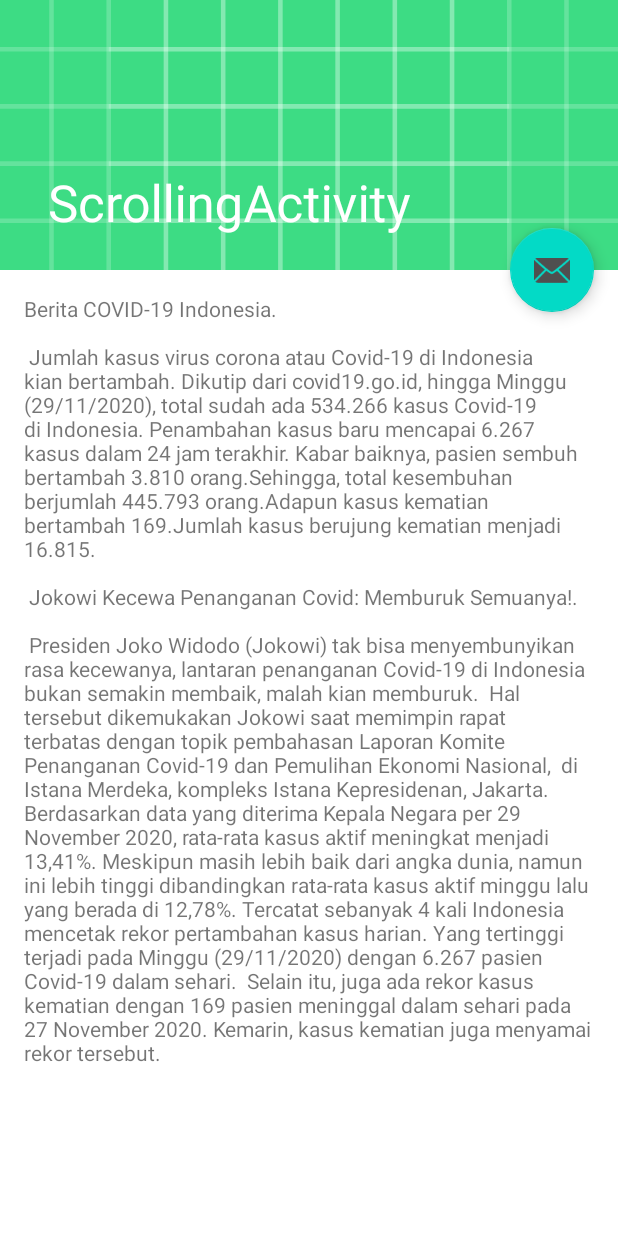
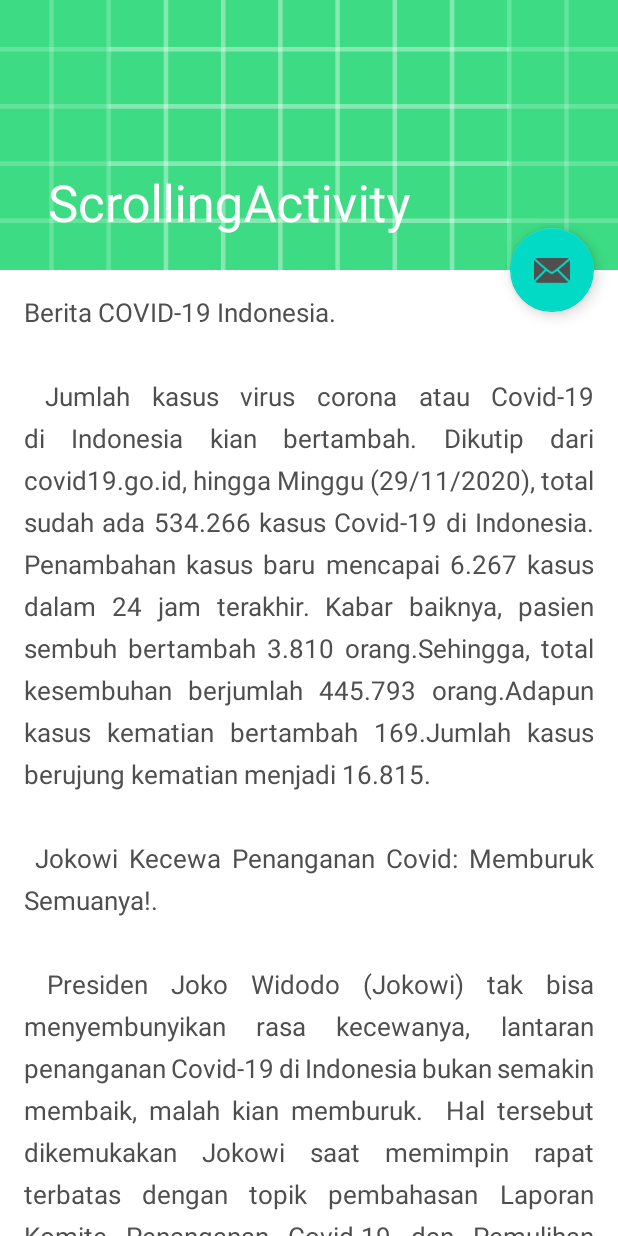
Before and after one commit to yogaiw/BoosTravel, an Android app: the DetailActivity screen opened directly, with no data from a screen before it, on a phone screen of 412 x 824 dp. Run offline under Robolectric (Android 15) with nearby library versions, the phone set to English and light mode, and no system bars.

Commit message:
Menyempurnakan layout pada activity home dan tomboltombol didalamnya

```diff
--- a/Projects/app/src/main/java/com/stigma_mm1/boostravel/DetailActivity.kt
+++ b/Projects/app/src/main/java/com/stigma_mm1/boostravel/DetailActivity.kt
@@ -1,16 +1,19 @@
 package com.stigma_mm1.boostravel
 
-import android.app.Activity
+import android.graphics.text.LineBreaker.JUSTIFICATION_MODE_INTER_WORD
+import android.os.Build
 import android.os.Bundle
-import android.os.Parcelable
+import androidx.annotation.RequiresApi
 import com.google.android.material.appbar.CollapsingToolbarLayout
 import com.google.android.material.floatingactionbutton.FloatingActionButton
 import com.google.android.material.snackbar.Snackbar
 import androidx.appcompat.app.AppCompatActivity
+import kotlinx.android.synthetic.main.content_scrolling.*
 
 class DetailActivity : AppCompatActivity() {
 
 
+    @RequiresApi(Build.VERSION_CODES.Q)
     override fun onCreate(savedInstanceState: Bundle?) {
         super.onCreate(savedInstanceState)
         setContentView(R.layout.activity_detail)
@@ -21,5 +24,10 @@ class DetailActivity : AppCompatActivity() {
             Snackbar.make(view, "Replace with your own action", Snackbar.LENGTH_LONG)
                 .setAction("Action", null).show()
         }
+
+
+        if (Build.VERSION.SDK_INT >= Build.VERSION_CODES.O) {
+           tv_detail_description.justificationMode = JUSTIFICATION_MODE_INTER_WORD
+        }
     }
 }
--- a/Projects/app/src/main/java/com/stigma_mm1/boostravel/home.kt
+++ b/Projects/app/src/main/java/com/stigma_mm1/boostravel/home.kt
@@ -10,8 +10,6 @@ class home : AppCompatActivity() {
         super.onCreate(savedInstanceState)
         setContentView(R.layout.activity_home)
 
-        btnPengumuman1.setOnClickListener {
-            startActivity(Intent(this, DetailActivity::class.java))
-        }
+
     }
 }
--- a/Projects/app/src/main/java/com/stigma_mm1/boostravel/inspirasi_liburan.kt
+++ b/Projects/app/src/main/java/com/stigma_mm1/boostravel/inspirasi_liburan.kt
@@ -8,4 +8,9 @@ class inspirasi_liburan : AppCompatActivity() {
         super.onCreate(savedInstanceState)
         setContentView(R.layout.activity_inspirasi_liburan)
     }
+
+    override fun onSupportNavigateUp(): Boolean {
+        onBackPressed()
+        return true
+    }
 }
--- a/Projects/app/src/main/java/com/stigma_mm1/boostravel/pesanan.kt
+++ b/Projects/app/src/main/java/com/stigma_mm1/boostravel/pesanan.kt
@@ -6,6 +6,9 @@ import android.util.Log
 import com.stigma_mm1.boostravel.adapter.ListPesananUser
 
 class pesanan : AppCompatActivity() {
+    companion object {
+        const val EXTRA_MYDATA = "extra_mydata"
+    }
     override fun onCreate(savedInstanceState: Bundle?) {
         super.onCreate(savedInstanceState)
         setContentView(R.layout.activity_pesanan)
--- a/Projects/app/src/main/res/layout/activity_detail.xml
+++ b/Projects/app/src/main/res/layout/activity_detail.xml
@@ -41,7 +41,9 @@
         </com.google.android.material.appbar.CollapsingToolbarLayout>
     </com.google.android.material.appbar.AppBarLayout>
 
-    <include layout="@layout/content_scrolling" />
+    <include
+        layout="@layout/content_scrolling"
+        />
 
     <com.google.android.material.floatingactionbutton.FloatingActionButton
         android:id="@+id/fab"
--- a/Projects/app/src/main/res/layout/activity_list_travel.xml
+++ b/Projects/app/src/main/res/layout/activity_list_travel.xml
@@ -4,7 +4,7 @@
     xmlns:tools="http://schemas.android.com/tools"
     android:layout_width="match_parent"
     android:layout_height="match_parent"
-    tools:context=".ListTravel">
+    tools:context=".list_travel">
 
     <ImageView
         android:id="@+id/logo"
--- a/Projects/app/src/main/res/layout/activity_mitra_riwayat_pesanan.xml
+++ b/Projects/app/src/main/res/layout/activity_mitra_riwayat_pesanan.xml
@@ -4,7 +4,7 @@
     xmlns:tools="http://schemas.android.com/tools"
     android:layout_width="match_parent"
     android:layout_height="match_parent"
-    tools:context=".MitraRiwayatPesanan">
+    tools:context=".mitra_riwayat_pesanan">
 
     <ImageView
         android:id="@+id/logo"
--- a/Projects/app/src/main/res/layout/activity_pesanan.xml
+++ b/Projects/app/src/main/res/layout/activity_pesanan.xml
@@ -4,7 +4,7 @@
     xmlns:tools="http://schemas.android.com/tools"
     android:layout_width="match_parent"
     android:layout_height="match_parent"
-    tools:context=".PesananUser">
+    tools:context=".pesanan">
 
     <ImageView
         android:id="@+id/logo"
--- a/Projects/app/src/main/res/layout/content_scrolling.xml
+++ b/Projects/app/src/main/res/layout/content_scrolling.xml
@@ -12,7 +12,11 @@
         android:id="@+id/tv_detail_description"
         android:layout_width="wrap_content"
         android:layout_height="wrap_content"
+
         android:layout_margin="@dimen/text_margin"
-        android:text="@string/large_text" />
+        android:text="@string/large_text"
+        app:lineHeight="28dp"
+        android:textSize="17sp"
+        android:textColor="@color/black"/>
 
 </androidx.core.widget.NestedScrollView>
```
Also changed, not shown: Projects/app/src/main/java/com/stigma_mm1/boostravel/adapter/ListTravelRecyclerViewAdapter.kt (+20 -11 lines), Projects/app/src/main/res/layout/activity_home.xml (+9 -8 lines).
